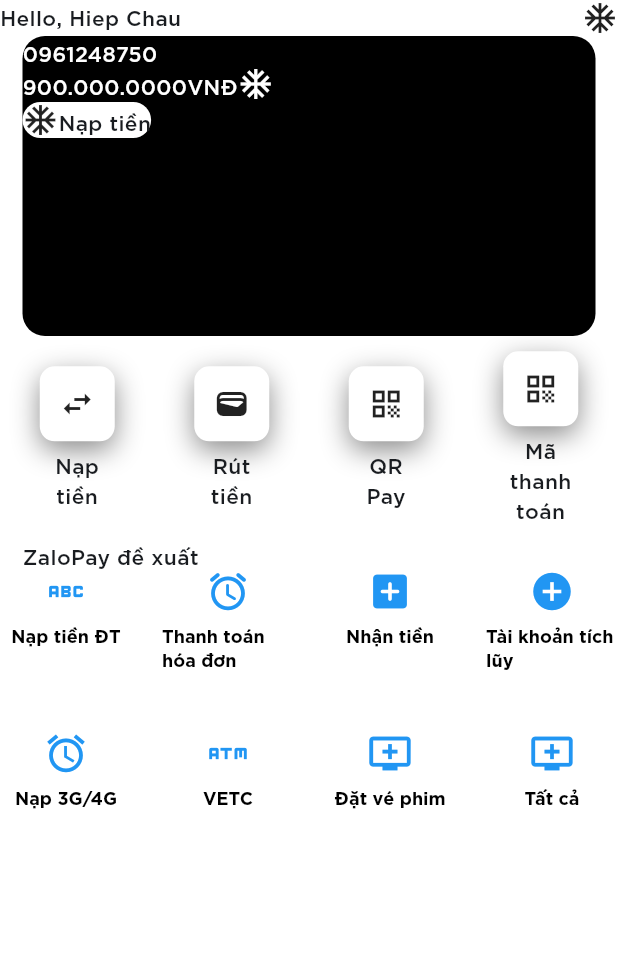
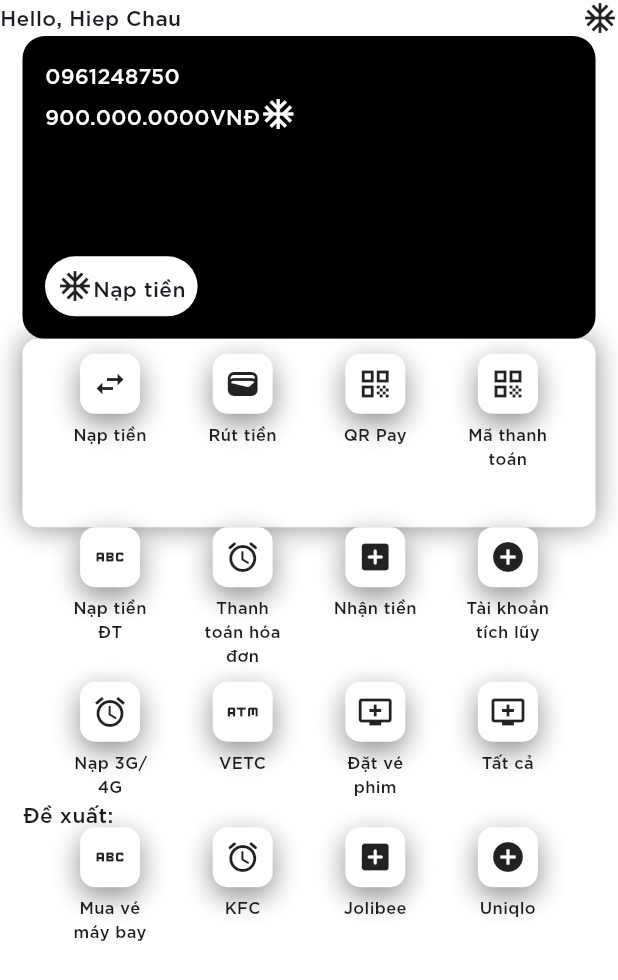
Before and after one commit to hiepchau/EwalletFlutterUI, a Flutter app: the Dashboard widget shown alone on an empty page, opened directly, on a phone screen of 412 x 824 dp. Shown: the top 980 px of the screen. Run offline on Flutter 3.47's test engine with Material 2 defaults, Android fonts, the phone set to English and light mode, and no system bars; our stand-ins replace animated_bottom_navigation_bar, barcode_widget, expandable_page_view, flutter_countdown_timer, flutter_font_icons, font_awesome_flutter; missing offline and left inert: barcode_scan2; network calls fail.

Commit message:
Dashboard

```diff
--- a/lib/pages/dashboard_page.dart
+++ b/lib/pages/dashboard_page.dart
@@ -1,6 +1,9 @@
 import 'package:ewallet/pages/widgets/ad_mini_panel.dart';
 import 'package:ewallet/pages/widgets/icon_label.dart';
+import 'package:ewallet/pages/widgets/shortcut_icon.dart';
 import 'package:ewallet/pages/widgets/shortcut_panel.dart';
+import 'package:ewallet/utils/list_utils.dart';
+import 'package:ewallet/utils/widget_utils.dart';
 import 'package:flutter/material.dart';
 import 'package:flutter/widgets.dart';
 
@@ -25,19 +28,118 @@ class Dashboard extends StatelessWidget {
             ),
             Padding(
               padding: const EdgeInsets.only(left: 15, right: 15),
+              child: Column(
+                children: [
+                  buildOverviewBoard(),
+                  const ShortcutPanel(),
+                  LayoutBuilder(
+                    builder: (context, constraints) {
+                      final width = constraints.maxWidth;
+                      const iconLabelWidth = 40.0;
+                      const labelWidth = iconLabelWidth * 1.5;
+
+                      List<Widget> shortcuts =
+                          WidgetUtils.stackEvenlyWidthDivideWrap(
+                                  width, labelWidth, 4, [
+                        const ShortcutIcon(Icons.abc_outlined, 'Nạp tiền ĐT',
+                            iconLabelWidth, labelWidth),
+                        const ShortcutIcon(Icons.access_alarm_rounded,
+                            'Thanh toán hóa đơn', iconLabelWidth, labelWidth),
+                        const ShortcutIcon(Icons.add_box_rounded, 'Nhận tiền',
+                            iconLabelWidth, labelWidth),
+                        const ShortcutIcon(Icons.add_circle,
+                            'Tài khoản tích lũy', iconLabelWidth, labelWidth),
+                        const ShortcutIcon(Icons.access_alarm, 'Nạp 3G/4G',
+                            iconLabelWidth, labelWidth),
+                        const ShortcutIcon(
+                            Icons.atm, 'VETC', iconLabelWidth, labelWidth),
+                        const ShortcutIcon(Icons.add_to_queue, 'Đặt vé phim',
+                            iconLabelWidth, labelWidth),
+                        const ShortcutIcon(Icons.add_to_queue, 'Tất cả',
+                            iconLabelWidth, labelWidth),
+                      ])
+                              .map((e) => Row(
+                                    crossAxisAlignment:
+                                        CrossAxisAlignment.start,
+                                    children: e,
+                                  ))
+                              .toList();
+
+                      return Column(
+                        mainAxisSize: MainAxisSize.max,
+                        children: ListUtils.join(
+                            shortcuts, (index) => const SizedBox(height: 10)),
+                      );
+                    },
+                  ),
+                  LayoutBuilder(
+                    builder: (context, constraints) {
+                      final width = constraints.maxWidth;
+                      const iconLabelWidth = 40.0;
+                      const labelWidth = iconLabelWidth * 1.5;
+
+                      List<Widget> shortcuts =
+                          WidgetUtils.stackEvenlyWidthDivideWrap(
+                                  width, labelWidth, 4, [
+                        const ShortcutIcon(Icons.abc_outlined, 'Mua vé máy bay',
+                            iconLabelWidth, labelWidth),
+                        const ShortcutIcon(Icons.access_alarm_rounded, 'KFC',
+                            iconLabelWidth, labelWidth),
+                        const ShortcutIcon(Icons.add_box_rounded, 'Jolibee',
+                            iconLabelWidth, labelWidth),
+                        const ShortcutIcon(Icons.add_circle, 'Uniqlo',
+                            iconLabelWidth, labelWidth),
+                      ])
+                              .map((e) => Row(
+                                    crossAxisAlignment:
+                                        CrossAxisAlignment.start,
+                                    children: e,
+                                  ))
+                              .toList();
+
+                      return Column(
+                        mainAxisSize: MainAxisSize.max,
+                        children: <Widget>[
+                              const Align(
+                                  alignment: Alignment.centerLeft,
+                                  child: Text("Đề xuất:"))
+                            ] +
+                            ListUtils.join(shortcuts,
+                                (index) => const SizedBox(height: 10)),
+                      );
+                    },
+                  )
+                ],
+              ),
+            ),
+          ],
+        ),
+      ),
+    );
+  }
+
+  AspectRatio buildOverviewBoard() {
+    return AspectRatio(
+      aspectRatio: 70 / 37,
       child: Container(
-                height: 200,
         decoration: const BoxDecoration(
             color: Colors.black,
             borderRadius: BorderRadius.all(Radius.circular(15))),
+        child: Padding(
+          padding: const EdgeInsets.only(left: 15, right: 15),
           child: Column(
             crossAxisAlignment: CrossAxisAlignment.start,
             children: [
-                    const Text(
+              const Padding(
+                padding: EdgeInsets.only(top: 15),
+                child: Text(
                   '0961248750',
                   style: TextStyle(color: Colors.white),
                 ),
-                    Row(
+              ),
+              Padding(
+                padding: const EdgeInsets.only(top: 5),
+                child: Row(
                   children: const [
                     Text(
                       '900.000.0000',
@@ -53,10 +155,16 @@ class Dashboard extends StatelessWidget {
                     )
                   ],
                 ),
-                    Container(
+              ),
+              Expanded(child: Container()),
+              Padding(
+                padding: const EdgeInsets.only(bottom: 15),
+                child: Container(
                   decoration: BoxDecoration(
                       color: Colors.white,
-                          borderRadius: BorderRadius.circular(15)),
+                      borderRadius: BorderRadius.circular(25)),
+                  child: Padding(
+                    padding: const EdgeInsets.all(8.0),
                     child: Row(
                       mainAxisSize: MainAxisSize.min,
                       children: const [
@@ -65,177 +173,12 @@ class Dashboard extends StatelessWidget {
                       ],
                     ),
                   ),
+                ),
+              ),
             ],
           ),
         ),
       ),
-            ShortcutPanel(),
-            const Padding(
-              padding: EdgeInsets.only(left: 15),
-              child: Align(
-                  alignment: Alignment.centerLeft,
-                  child: Text("ZaloPay đề xuất")),
-            ),
-            GridView(
-              shrinkWrap: true,
-              physics: const NeverScrollableScrollPhysics(),
-              gridDelegate: const SliverGridDelegateWithFixedCrossAxisCount(
-                  crossAxisSpacing: 20, mainAxisSpacing: 20, crossAxisCount: 4),
-              children: const [
-                IconLabel(label: "Nạp tiền ĐT", icon: Icons.abc_outlined),
-                IconLabel(
-                    label: "Thanh toán hóa đơn",
-                    icon: Icons.access_alarm_rounded),
-                IconLabel(label: "Nhận tiền", icon: Icons.add_box_rounded),
-                IconLabel(label: "Tài khoản tích lũy", icon: Icons.add_circle),
-                IconLabel(label: "Nạp 3G/4G", icon: Icons.access_alarm),
-                IconLabel(label: "VETC", icon: Icons.atm),
-                IconLabel(label: "Đặt vé phim", icon: Icons.add_to_queue),
-                IconLabel(label: "Tất cả", icon: Icons.add_to_queue),
-              ],
-            ),
-          ],
-        ),
-        /*child: Stack(alignment: Alignment.topCenter, children: [
-            Container(
-              width: double.infinity,
-              height: 200,
-              color: Colors.amber,
-            ),
-            Padding(
-                padding: const EdgeInsets.only(top: 150),
-                child: Column(
-                  children: [
-                    const Padding(
-                      padding: EdgeInsets.only(left: 20, right: 20, bottom: 50),
-                      child: ShortcutPanel(),
-                    ),
-                    Container(
-                      width: double.infinity,
-                      height: 200,
-                      color: Colors.red,
-                    ),
-                    GridView(
-                      shrinkWrap: true,
-                      physics: const NeverScrollableScrollPhysics(),
-                      gridDelegate:
-                          const SliverGridDelegateWithFixedCrossAxisCount(
-                              crossAxisSpacing: 20,
-                              mainAxisSpacing: 20,
-                              crossAxisCount: 4),
-                      children: const [
-                        IconLabel(label: "Nạp tiền ĐT", icon: Icons.abc_outlined),
-                        IconLabel(
-                            label: "Thanh toán hóa đơn",
-                            icon: Icons.access_alarm_rounded),
-                        IconLabel(
-                            label: "Nhận tiền", icon: Icons.add_box_rounded),
-                        IconLabel(
-                            label: "Tài khoản tích lũy", icon: Icons.add_circle),
-                        IconLabel(label: "Nạp 3G/4G", icon: Icons.access_alarm),
-                        IconLabel(label: "VETC", icon: Icons.atm),
-                        IconLabel(label: "Đặt vé phim", icon: Icons.add_to_queue),
-                        IconLabel(label: "Tất cả", icon: Icons.add_to_queue),
-                      ],
-                    ),
-                    const Padding(
-                      padding: EdgeInsets.only(left: 15),
-                      child: Align(
-                          alignment: Alignment.centerLeft,
-                          child: Text("ZaloPay đề xuất")),
-                    ),
-                    SizedBox(
-                      height: 60,
-                      child: ListView(
-                        shrinkWrap: true,
-                        scrollDirection: Axis.horizontal,
-                        children: const [
-                          IconLabel(
-                              label: "Mua thẻ ĐT", icon: Icons.abc_outlined),
-                          SizedBox(
-                            width: 20,
-                          ),
-                          IconLabel(
-                              label: "Giới thiệu nhận quà",
-                              icon: Icons.access_alarm_rounded),
-                          SizedBox(
-                            width: 20,
-                          ),
-                          IconLabel(
-                              label: "1K Kỳ Diệu", icon: Icons.add_box_rounded),
-                          SizedBox(
-                            width: 20,
-                          ),
-                          IconLabel(
-                              label: "Mua sắm Ẩm thực", icon: Icons.add_circle),
-                          SizedBox(
-                            width: 20,
-                          ),
-                          IconLabel(label: "Big C", icon: Icons.access_alarm),
-                          SizedBox(
-                            width: 20,
-                          ),
-                          IconLabel(label: "KFC Vietnam", icon: Icons.atm),
-                          SizedBox(
-                            width: 20,
-                          ),
-                          IconLabel(label: "Ahamove", icon: Icons.add_to_queue),
-                          SizedBox(
-                            width: 20,
-                          ),
-                          IconLabel(label: "LOSHIP", icon: Icons.add_to_queue),
-                          SizedBox(
-                            width: 20,
-                          ),
-                        ],
-                      ),
-                    ),
-                    SizedBox(
-                        height: 200,
-                        child: ListView.separated(
-                          itemBuilder: (context, index) => const AdMiniPanel(),
-                          scrollDirection: Axis.horizontal,
-                          itemCount: 10,
-                          separatorBuilder: (context, index) => const SizedBox(
-                            width: 20,
-                          ),
-                        )),
-                    const Padding(
-                      padding: EdgeInsets.only(left: 15),
-                      child: Align(
-                          alignment: Alignment.centerLeft,
-                          child: Text("Dịch vụ đối tác")),
-                    ),
-                    GridView(
-                      shrinkWrap: true,
-                      physics: const NeverScrollableScrollPhysics(),
-                      gridDelegate:
-                          const SliverGridDelegateWithFixedCrossAxisCount(
-                              crossAxisSpacing: 20,
-                              mainAxisSpacing: 20,
-                              crossAxisCount: 4),
-                      children: const [
-                        IconLabel(label: "Lazada", icon: Icons.abc_outlined),
-                        IconLabel(
-                            label: "BAEMIN", icon: Icons.access_alarm_rounded),
-                        IconLabel(label: "be", icon: Icons.add_box_rounded),
-                        IconLabel(
-                            label: "Thanh toán Google Play",
-                            icon: Icons.add_circle),
-                        IconLabel(label: "Tiki", icon: Icons.access_alarm),
-                        IconLabel(label: "Circle K", icon: Icons.atm),
-                        IconLabel(label: "7-Eleven", icon: Icons.add_to_queue),
-                      ],
-                    ),
-                    Container(
-                      width: double.infinity,
-                      height: 200,
-                      color: Colors.white,
-                    ),
-                  ],
-                )),
-          ]),*/
-      ),
     );
   }
 }
--- /dev/null
+++ b/lib/pages/widgets/shortcut_icon.dart
@@ -0,0 +1,54 @@
+import 'package:flutter/material.dart';
+
+class ShortcutIcon extends StatelessWidget {
+  final IconData iconData;
+  final String text;
+  final double iconSize;
+  final double maxSize;
+  final bool shadow;
+
+  const ShortcutIcon(this.iconData, this.text, this.iconSize, this.maxSize,
+      {Key? key, this.shadow = true})
+      : super(key: key);
+
+  @override
+  Widget build(BuildContext context) {
+    return SizedBox(
+      width: maxSize,
+      child: Column(
+        mainAxisAlignment: MainAxisAlignment.center,
+        mainAxisSize: MainAxisSize.min,
+        children: [
+          Container(
+            width: iconSize,
+            height: iconSize,
+            decoration: BoxDecoration(
+              color: Colors.white,
+              borderRadius: BorderRadius.circular(10),
+              boxShadow: (() {
+                if (!shadow) {
+                  return <BoxShadow>[];
+                }
+                return [
+                  const BoxShadow(
+                    color: Colors.black45,
+                    blurRadius: 15,
+                    offset: Offset(0, 6),
+                  )
+                ];
+              })(),
+            ),
+            child: Icon(iconData),
+          ),
+          const SizedBox(height: 5),
+          Text(text,
+              textAlign: TextAlign.center,
+              style: const TextStyle(
+                fontSize: 11,
+                fontWeight: FontWeight.w500,
+              )),
+        ],
+      ),
+    );
+  }
+}
--- /dev/null
+++ b/lib/pages/widgets/shortcut_image.dart
@@ -0,0 +1,54 @@
+import 'package:flutter/material.dart';
+
+class ShortcutIcon extends StatelessWidget {
+  final AssetImage asset;
+  final String text;
+  final double iconSize;
+  final double maxSize;
+  final bool shadow;
+
+  const ShortcutIcon(this.asset, this.text, this.iconSize, this.maxSize,
+      {Key? key, this.shadow = true})
+      : super(key: key);
+
+  @override
+  Widget build(BuildContext context) {
+    return SizedBox(
+      width: maxSize,
+      child: Column(
+        mainAxisAlignment: MainAxisAlignment.center,
+        mainAxisSize: MainAxisSize.min,
+        children: [
+          Container(
+            width: iconSize,
+            height: iconSize,
+            decoration: BoxDecoration(
+              color: Colors.white,
+              borderRadius: BorderRadius.circular(10),
+              boxShadow: (() {
+                if (!shadow) {
+                  return <BoxShadow>[];
+                }
+                return [
+                  const BoxShadow(
+                    color: Colors.black45,
+                    blurRadius: 15,
+                    offset: Offset(0, 6),
+                  )
+                ];
+              })(),
+            ),
+            child: Image(image: asset),
+          ),
+          const SizedBox(height: 5),
+          Text(text,
+              textAlign: TextAlign.center,
+              style: const TextStyle(
+                fontSize: 11,
+                fontWeight: FontWeight.w500,
+              )),
+        ],
+      ),
+    );
+  }
+}
--- a/lib/pages/widgets/shortcut_panel.dart
+++ b/lib/pages/widgets/shortcut_panel.dart
@@ -1,24 +1,19 @@
+import 'dart:math';
+
 import 'package:ewallet/pages/widgets/icon_label.dart';
+import 'package:ewallet/pages/widgets/shortcut_icon.dart';
+import 'package:ewallet/utils/widget_utils.dart';
 import 'package:flutter/material.dart';
 
-class _ShortcutIcon extends StatelessWidget {
-  final IconData iconData;
-  final String text;
-
-  const _ShortcutIcon(this.iconData, this.text, {Key? key}) : super(key: key);
+class ShortcutPanel extends StatelessWidget {
+  const ShortcutPanel({Key? key}) : super(key: key);
 
   @override
   Widget build(BuildContext context) {
-    return LayoutBuilder(
-      builder: (context, constraints) {
-        return SizedBox(
-          width: constraints.maxWidth > 50 ? constraints.maxWidth : 50,
-          child: Column(
-            mainAxisAlignment: MainAxisAlignment.center,
-            children: [
-              Container(
-                width: 50,
-                height: 50,
+    const iconWidth = 40.0;
+    return AspectRatio(
+      aspectRatio: 70 / 23,
+      child: Container(
         decoration: BoxDecoration(
           color: Colors.white,
           borderRadius: BorderRadius.circular(10),
@@ -26,48 +21,29 @@ class _ShortcutIcon extends StatelessWidget {
             BoxShadow(
               color: Colors.black45,
               blurRadius: 15,
-                      offset: Offset(0, 6),
+              offset: Offset(0, 0),
             ),
           ],
         ),
-                child: Icon(iconData),
-              ),
-              const SizedBox(height: 5),
-              Flexible(
-                  child: Text(
-                text,
-                textAlign: TextAlign.center,
-              )),
-            ],
-          ),
+        child: Padding(
+          padding: const EdgeInsets.only(top: 10),
+          child: LayoutBuilder(
+            builder: (context, constraints) {
+              var width = constraints.maxWidth;
+              var maxWidth = iconWidth * 1.5;
+              return Stack(
+                children: WidgetUtils.stackEvenlyWidthDivide(width, maxWidth, [
+                  ShortcutIcon(
+                      Icons.swap_horiz, 'Nạp tiền', iconWidth, maxWidth),
+                  ShortcutIcon(Icons.wallet, 'Rút tiền', iconWidth, maxWidth),
+                  ShortcutIcon(Icons.qr_code, 'QR Pay', iconWidth, maxWidth),
+                  ShortcutIcon(
+                      Icons.qr_code, 'Mã thanh toán', iconWidth, maxWidth),
+                ]),
               );
             },
-    );
-  }
-}
-
-class ShortcutPanel extends StatelessWidget {
-  const ShortcutPanel({Key? key}) : super(key: key);
-
-  @override
-  Widget build(BuildContext context) {
-    const iconWidth = 50.0;
-    return AspectRatio(
-      aspectRatio: 70 / 23,
-      child: Row(
-        mainAxisAlignment: MainAxisAlignment.spaceAround,
-        children: const [
-          SizedBox(
-              width: iconWidth,
-              child: _ShortcutIcon(Icons.swap_horiz, 'Nạp tiền')),
-          SizedBox(
-              width: iconWidth, child: _ShortcutIcon(Icons.wallet, 'Rút tiền')),
-          SizedBox(
-              width: iconWidth, child: _ShortcutIcon(Icons.qr_code, 'QR Pay')),
-          SizedBox(
-              width: iconWidth,
-              child: _ShortcutIcon(Icons.qr_code, 'Mã thanh toán')),
-        ],
+          ),
+        ),
       ),
     );
   }
--- /dev/null
+++ b/lib/utils/list_utils.dart
@@ -0,0 +1,22 @@
+import 'dart:math';
+
+class ListUtils {
+  static List<List<T>> splitList<T>(List<T> list, int itemPerPart) {
+    List<List<T>> result = [];
+    for (var i = 0; i < list.length; i += itemPerPart) {
+      result.add(list.sublist(i, min(list.length, i + itemPerPart)));
+    }
+    return result;
+  }
+
+  static List<T> join<T>(List<T> list, T Function(int) joinElementGenerator) {
+    List<T> result = [];
+    for (var i = 0; i < list.length - 1; i++) {
+      result.add(list[i]);
+      result.add(joinElementGenerator(i));
+    }
+    result.add(list.last);
+    return result;
+  }
+
+}
--- /dev/null
+++ b/lib/utils/widget_utils.dart
@@ -0,0 +1,32 @@
+import 'package:ewallet/utils/list_utils.dart';
+import 'package:flutter/material.dart';
+
+class WidgetUtils {
+  static List<Widget> stackEvenlyWidthDivide(
+      double maxWidth, double perWidgetWidth, List<Widget> list) {
+    final widgets = <Widget>[];
+    double divideWidth =
+        (maxWidth - perWidgetWidth * list.length) / (list.length + 1);
+
+    widgets.add(SizedBox(width: divideWidth));
+    var left = divideWidth;
+
+    for (var i = 0; i < list.length; i++) {
+      widgets.add(Positioned(left: left, child: list[i]));
+      left += perWidgetWidth;
+      widgets.add(Positioned(left: left, child: SizedBox(width: divideWidth)));
+      left += divideWidth;
+    }
+
+    return widgets;
+  }
+
+  static List<List<Widget>> stackEvenlyWidthDivideWrap(double maxWidth, double perWidgetWidth, int itemPerRow, List<Widget> list) {
+    List<List<Widget>> rows = ListUtils.splitList(list, itemPerRow);
+    List<List<Widget>> result = [];
+    for (var i = 0; i < rows.length; i++) {
+      result.add(stackEvenlyWidthDivide(maxWidth, perWidgetWidth, rows[i]));
+    }
+    return result;
+  }
+}
```
Also changed, not shown: pubspec.lock. Lines whose indentation alone changed are shown as unchanged.
